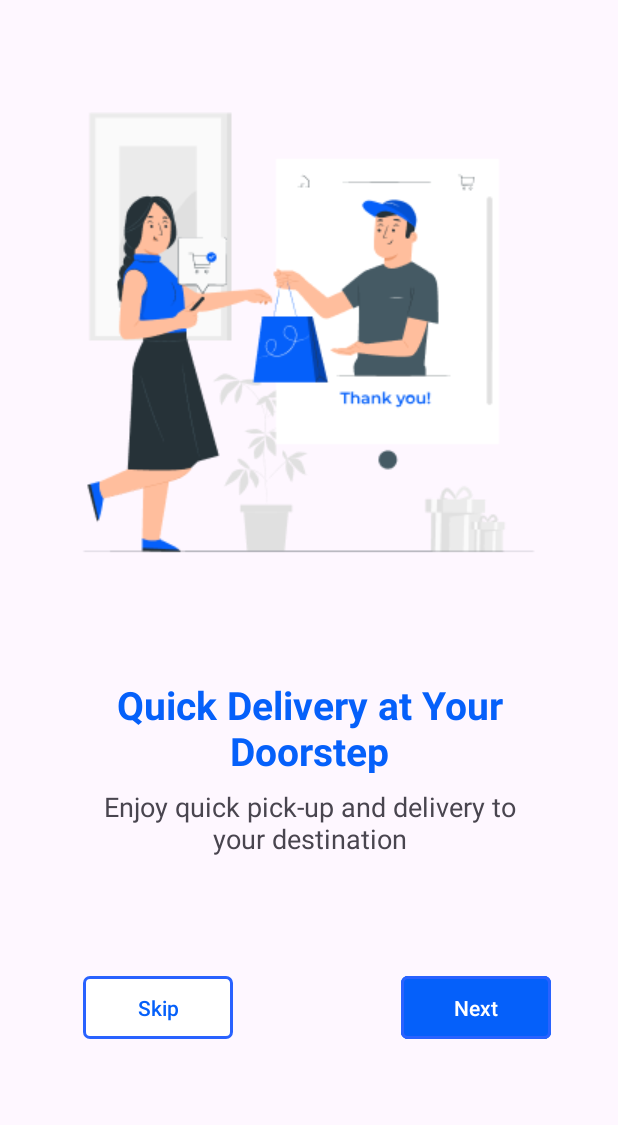
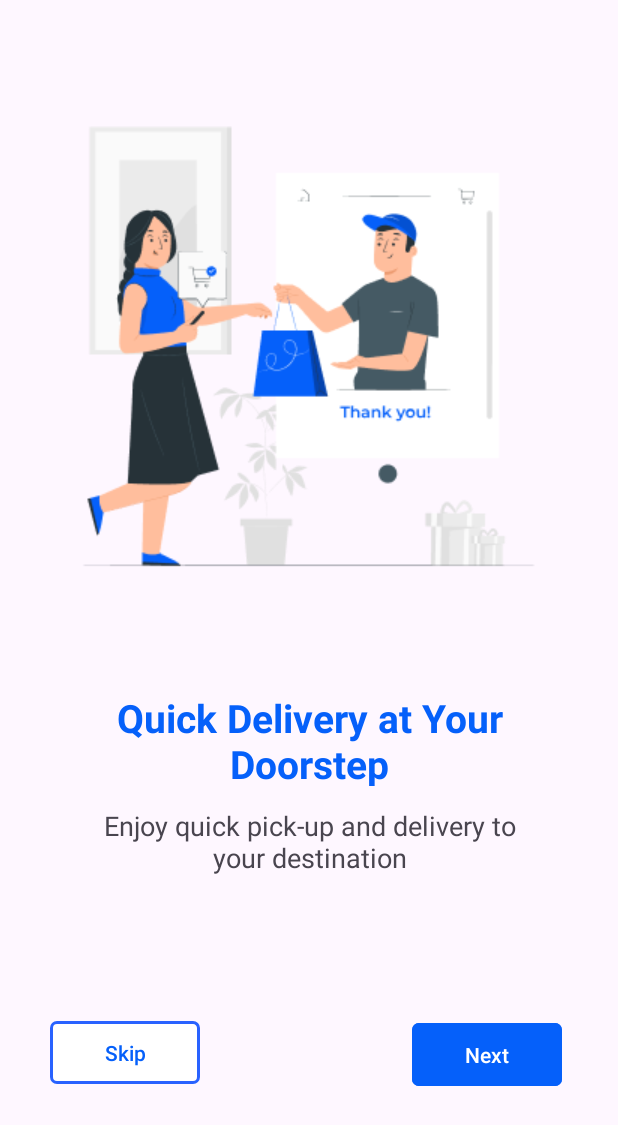
Before and after one commit to wettoxd/UP, an Android app: the screen it shows after launch (MainActivity2), on a phone screen of 412 x 824 dp. Shown: the top 1125 px of the screen. Run offline under Robolectric (Android 15) with nearby library versions, the phone set to English and light mode, and no system bars; Roboto replaces fonts that are not available here.

Commit message:
9 commit

```diff
--- a/app/src/main/res/layout/activity_main2.xml
+++ b/app/src/main/res/layout/activity_main2.xml
@@ -12,16 +12,19 @@
         tools:layout_editor_absoluteX="-4dp"
         tools:layout_editor_absoluteY="83dp">
 
+
         <ImageView
             android:id="@+id/imageView2"
             android:layout_width="346dp"
             android:layout_height="346dp"
-            android:layout_marginTop="35dp"
+            android:layout_marginTop="55dp"
             android:layout_marginBottom="329dp"
             app:layout_constraintBottom_toBottomOf="parent"
             app:layout_constraintEnd_toEndOf="parent"
+            app:layout_constraintHorizontal_bias="0.507"
             app:layout_constraintStart_toStartOf="parent"
             app:layout_constraintTop_toTopOf="parent"
+            app:layout_constraintVertical_bias="0.0"
             app:srcCompat="@drawable/panel1" />
 
         <Button
@@ -29,16 +32,18 @@
             android:layout_width="100dp"
             android:layout_height="50dp"
             android:layout_marginStart="15dp"
-            android:layout_marginBottom="35dp"
+            android:layout_marginRight="15dp"
             android:backgroundTint="@color/white"
+            android:onClick="skip"
             android:text="Skip"
             android:textColor="#0560FA"
             app:cornerRadius="4.96dp"
             app:layout_constraintBottom_toBottomOf="parent"
             app:layout_constraintEnd_toEndOf="parent"
-            app:layout_constraintHorizontal_bias="0.135"
+            app:layout_constraintHorizontal_bias="0.06"
             app:layout_constraintStart_toStartOf="parent"
             app:layout_constraintTop_toBottomOf="@+id/textView"
+            app:layout_constraintVertical_bias="0.970"
             app:strokeColor="#2962FF"
             app:strokeWidth="2dp"
             tools:ignore="MissingConstraints" />
@@ -49,28 +54,27 @@
             android:layout_height="50dp"
             android:layout_marginTop="13dp"
             android:layout_marginEnd="15dp"
-            android:layout_marginBottom="35dp"
             android:backgroundTint="#0560FA"
+            android:onClick="next"
             android:text="Next"
             android:textColorHighlight="#2962FF"
             android:textColorLink="#2962FF"
             app:cornerRadius="4.96dp"
             app:layout_constraintBottom_toBottomOf="parent"
             app:layout_constraintEnd_toEndOf="parent"
-            app:layout_constraintHorizontal_bias="0.9"
+            app:layout_constraintHorizontal_bias="0.925"
             app:layout_constraintStart_toStartOf="parent"
             app:layout_constraintTop_toBottomOf="@+id/textView"
-            app:layout_constraintVertical_bias="1.0"
+            app:layout_constraintVertical_bias="0.970"
             app:rippleColor="#2962FF"
             app:strokeColor="#2962FF"
-            app:strokeWidth="2dp"
             tools:ignore="MissingConstraints" />
 
         <TextView
             android:id="@+id/textView"
             android:layout_width="275dp"
             android:layout_height="51dp"
-            android:layout_marginBottom="70dp"
+            android:layout_marginBottom="84dp"
             android:text="@string/str2"
             android:textAlignment="center"
             android:textSize="18dp"
@@ -83,7 +87,7 @@
             android:id="@+id/textView2"
             android:layout_width="345dp"
             android:layout_height="63dp"
-            android:layout_marginTop="60dp"
+            android:layout_marginTop="55dp"
             android:layout_marginBottom="10dp"
             android:shadowColor="#FFFFFF"
             android:text="@string/str1"
--- a/app/src/main/res/layout/activity_main4.xml
+++ b/app/src/main/res/layout/activity_main4.xml
@@ -16,7 +16,7 @@
             android:id="@+id/imageView2"
             android:layout_width="400dp"
             android:layout_height="298dp"
-            android:layout_marginTop="65dp"
+            android:layout_marginTop="80dp"
             android:layout_marginBottom="329dp"
             app:layout_constraintBottom_toBottomOf="parent"
             app:layout_constraintEnd_toEndOf="parent"
@@ -51,7 +51,7 @@
             android:id="@+id/textView"
             android:layout_width="332dp"
             android:layout_height="48dp"
-            android:layout_marginBottom="65dp"
+            android:layout_marginBottom="70dp"
             android:text="@string/str6"
             android:textAlignment="center"
             android:textSize="18dp"
```
Also changed, not shown: app/src/main/java/com/example/exam/MainActivity2.java (+16 -1 lines), app/src/main/java/com/example/exam/MainActivity3.java (+14 -0 lines), app/src/main/res/layout/activity_main3.xml (+8 -7 lines).
